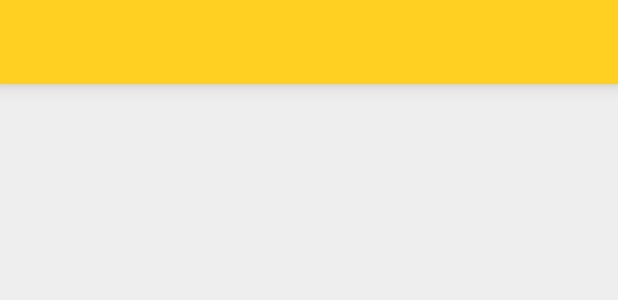
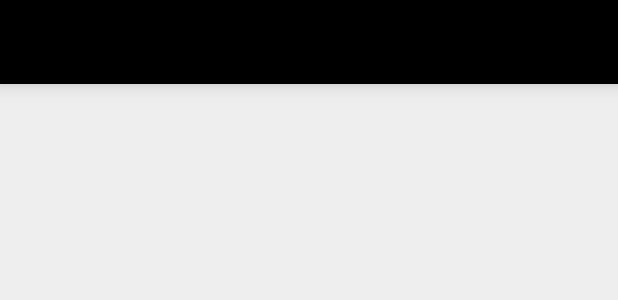
Before and after one commit to wztlei/wathub, an Android app: the layout activity_main.xml on its own in the app's theme, with its tools: preview values and no code run, on a phone screen of 412 x 824 dp. Shown: the top 300 px of the screen. Run offline under Robolectric (Android 15) with nearby library versions, the phone set to English and light mode, and no system bars.

Commit message:
Change app bar to black

```diff
--- a/app/src/main/java/io/github/wztlei/wathub/ui/BaseActivity.java
+++ b/app/src/main/java/io/github/wztlei/wathub/ui/BaseActivity.java
@@ -75,7 +75,6 @@ public abstract class BaseActivity extends AppCompatActivity {
 
     @ColorInt
     protected int getTaskBarColor() {
-        return ResourcesCompat.getColor(getResources(), R.color.uw_yellow, getTheme());
+        return ResourcesCompat.getColor(getResources(), R.color.black, getTheme());
     }
-
 }
--- a/app/src/main/res/layout/activity_main.xml
+++ b/app/src/main/res/layout/activity_main.xml
@@ -22,6 +22,8 @@
             <android.support.v7.widget.Toolbar
                 style="@style/ToolbarStyle"
                 android:layout_height="wrap_content"
+                app:titleTextColor="@color/uw_yellow"
+                app:subtitleTextColor="@color/uw_yellow"
                 android:elevation="8dp" />
 
             <FrameLayout
@@ -40,9 +42,9 @@
             android:background="@color/background"
             app:headerLayout="@layout/view_navigation_header"
             app:itemBackground="?selectableItemBackground"
-            app:itemIconTint="@android:color/black"
+            app:itemIconTint="@color/black"
             app:itemTextAppearance="@style/TextAppearance.AppCompat.Subhead"
-            app:itemTextColor="@android:color/black"
+            app:itemTextColor="@color/black"
             app:menu="@menu/menu_modules" />
 
     </android.support.v4.widget.DrawerLayout>
--- a/app/src/main/res/layout/fragment_nearby_locations.xml
+++ b/app/src/main/res/layout/fragment_nearby_locations.xml
@@ -11,10 +11,10 @@
         android:layout_width="wrap_content"
         android:layout_height="wrap_content"
         android:layout_alignParentEnd="true"
-        android:backgroundTint="?colorPrimary"
+        android:backgroundTint="@color/black"
         android:foregroundTint="?colorPrimaryDark"
         android:text="@string/nearby_locations_see_all"
-        android:textColor="?android:textColorPrimary" />
+        android:textColor="@color/uw_yellow" />
 
     <TextView
         android:id="@+id/nearby_locations_title"
--- a/app/src/main/res/layout/view_navigation_header.xml
+++ b/app/src/main/res/layout/view_navigation_header.xml
@@ -4,7 +4,7 @@
     android:id="@+id/navigation_header_clickable"
     android:layout_width="match_parent"
     android:layout_height="wrap_content"
-    android:background="?colorPrimary"
+    android:background="@color/black"
     android:clickable="true"
     android:focusable="true"
     android:foreground="?selectableItemBackground"
@@ -19,6 +19,7 @@
         android:layout_width="wrap_content"
         android:layout_height="wrap_content"
         android:layout_marginBottom="4dp"
+        android:textColor="@color/uw_yellow"
         tools:text="Good morning!" />
 
     <TextView
@@ -26,6 +27,7 @@
         style="@style/TextAppearance.UWaterloo.Subhead"
         android:layout_width="wrap_content"
         android:layout_height="wrap_content"
+        android:textColor="@color/uw_yellow"
         tools:text="You're looking nice today." />
 
 </LinearLayout>
--- a/app/src/main/res/values/colors.xml
+++ b/app/src/main/res/values/colors.xml
@@ -1,6 +1,7 @@
 <?xml version="1.0" encoding="utf-8"?>
 <resources>
 
+    <color name="black">#000000</color>
     <color name="uw_yellow">#FFCF22</color>
     <color name="uw_yellow_pressed">#FFDE70</color>
     <color name="uw_yellow_dark">#7A5E00</color>
--- a/app/src/main/res/values/styles.xml
+++ b/app/src/main/res/values/styles.xml
@@ -60,7 +60,7 @@
     </style>
 
     <style name="DrawerArrowToggle" parent="Widget.AppCompat.DrawerArrowToggle">
-        <item name="color">@android:color/black</item>
+        <item name="color">@color/uw_yellow</item>
         <item name="spinBars">false</item>
     </style>
 
@@ -85,12 +85,15 @@
         <item name="android:theme">@style/ToolbarTheme</item>
         <item name="android:layout_height">?actionBarSize</item>
         <item name="android:layout_width">match_parent</item>
-        <item name="android:background">?colorPrimary</item>
+        <item name="android:background">@color/uw_yellow</item>
         <item name="layout_collapseMode">pin</item>
     </style>
 
     <style name="ToolbarTheme" parent="ThemeOverlay.AppCompat.Light">
-        <item name="android:textColorSecondary">@android:color/black</item>
+        <item name="android:backgroundTint">@color/black</item>
+        <item name="android:textColor">@color/uw_yellow</item>
+        <item name="android:textColorPrimary">@color/uw_yellow</item>
+        <item name="android:textColorSecondary">@color/uw_yellow</item>
     </style>
 
     <style name="OperatingHoursRow">
```
